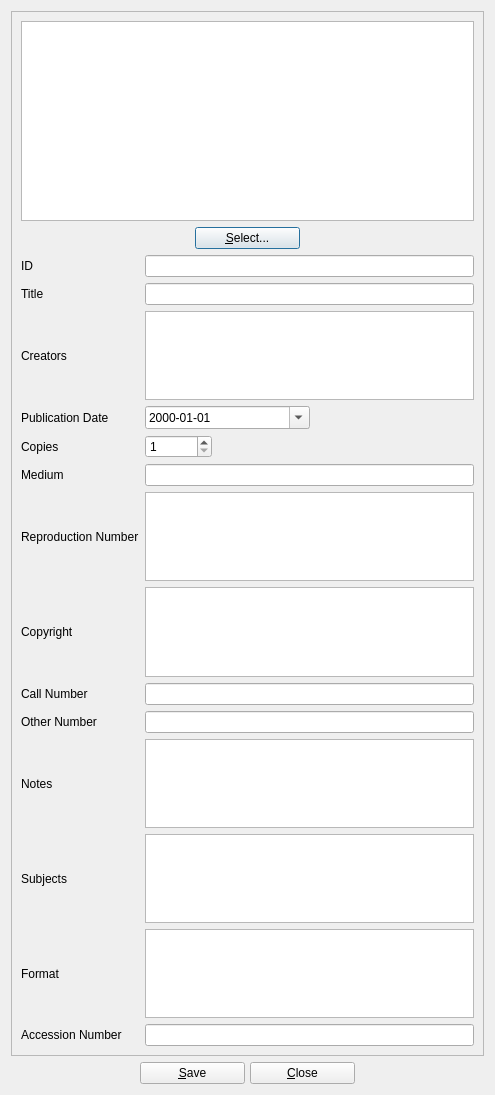
This is UI/biblioteq_photograph.ui in textbrowser/biblioteq as Qt 5 draws it before an edit. The edited form follows.
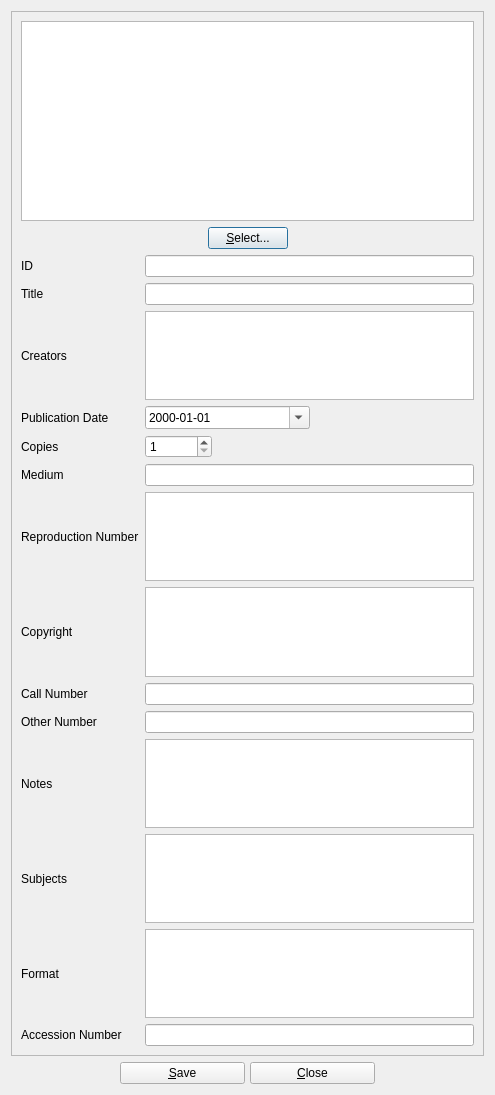
This is the edited form. Icons and pictures are not drawn. Custom widgets are drawn as their Qt base class.

```diff
--- a/UI/biblioteq_photograph.ui
+++ b/UI/biblioteq_photograph.ui
@@ -28,8 +28,8 @@
        <rect>
         <x>0</x>
         <y>0</y>
-        <width>475</width>
-        <height>1042</height>
+        <width>457</width>
+        <height>1135</height>
        </rect>
       </property>
       <layout class="QVBoxLayout" name="verticalLayout_3">
@@ -66,12 +66,6 @@
          </item>
          <item>
           <widget class="QPushButton" name="select_image_item">
-           <property name="minimumSize">
-            <size>
-             <width>105</width>
-             <height>0</height>
-            </size>
-           </property>
            <property name="text">
             <string>&amp;Select...</string>
            </property>
@@ -385,7 +379,7 @@
       <widget class="QPushButton" name="saveButton">
        <property name="minimumSize">
         <size>
-         <width>105</width>
+         <width>125</width>
          <height>0</height>
         </size>
        </property>
@@ -402,7 +396,7 @@
       <widget class="QPushButton" name="cancelButton">
        <property name="minimumSize">
         <size>
-         <width>105</width>
+         <width>125</width>
          <height>0</height>
         </size>
        </property>
```
